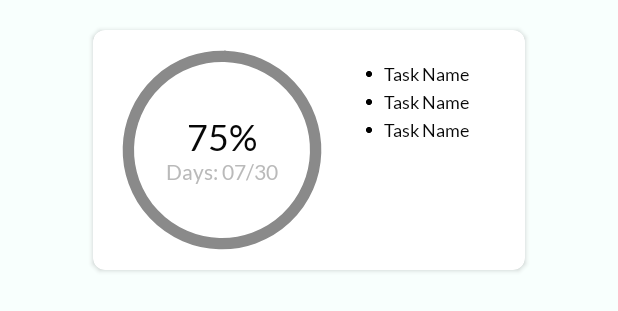
After one commit to nyanishinde/Karya, an Android app: the layout activity_monthly_overview.xml on its own in the app's theme, with its tools: preview values and no code run, on a phone screen of 412 x 824 dp. The commit adds this screen. Shown: the top 311 px of the screen. Run offline under Robolectric (Android 15) with nearby library versions, the phone set to English and light mode, and no system bars.

Commit message:
Added progress indicator

```diff
--- a/app/src/main/AndroidManifest.xml
+++ b/app/src/main/AndroidManifest.xml
@@ -13,6 +13,9 @@
         android:theme="@style/Theme.Karya"
         tools:targetApi="31">
         <activity
+            android:name=".MonthlyOverview"
+            android:exported="false" />
+        <activity
             android:name=".WeeklyGoals"
             android:exported="false" />
         <activity
--- a/app/src/main/java/com/example/karya/MainActivity.kt
+++ b/app/src/main/java/com/example/karya/MainActivity.kt
@@ -72,5 +72,8 @@ class MainActivity : AppCompatActivity() {
             startActivity(Intent(this,WeeklyGoals::class.java))
         }
 
+        //Setting the click event on graph
+        val graphLayout = findViewById<LinearLayout>(R.id.llGraph)
+
     }
 }
--- /dev/null
+++ b/app/src/main/java/com/example/karya/MonthlyOverview.kt
@@ -0,0 +1,20 @@
+package com.example.karya
+
+import android.os.Bundle
+import androidx.activity.enableEdgeToEdge
+import androidx.appcompat.app.AppCompatActivity
+import androidx.core.view.ViewCompat
+import androidx.core.view.WindowInsetsCompat
+
+class MonthlyOverview : AppCompatActivity() {
+    override fun onCreate(savedInstanceState: Bundle?) {
+        super.onCreate(savedInstanceState)
+        enableEdgeToEdge()
+        setContentView(R.layout.activity_monthly_overview)
+        ViewCompat.setOnApplyWindowInsetsListener(findViewById(R.id.main)) { v, insets ->
+            val systemBars = insets.getInsets(WindowInsetsCompat.Type.systemBars())
+            v.setPadding(systemBars.left, systemBars.top, systemBars.right, systemBars.bottom)
+            insets
+        }
+    }
+}
--- a/app/src/main/res/layout/activity_main.xml
+++ b/app/src/main/res/layout/activity_main.xml
@@ -60,7 +60,7 @@
                     android:layout_height="wrap_content"
                     app:indicatorColor="@color/primary"
                     app:indicatorSize="48dp"
-                    app:trackColor="@color/background_light"
+                    app:trackColor="@color/surface_dark"
                     app:trackThickness="2dp"
                     app:layout_constraintTop_toTopOf="parent"
                     app:layout_constraintStart_toStartOf="parent"
@@ -137,7 +137,7 @@
                     android:layout_height="wrap_content"
                     app:indicatorColor="@color/primary"
                     app:indicatorSize="48dp"
-                    app:trackColor="@color/background_light"
+                    app:trackColor="@color/surface_dark"
                     app:trackThickness="2dp"
                     app:layout_constraintTop_toTopOf="parent"
                     app:layout_constraintStart_toStartOf="parent"
@@ -215,7 +215,7 @@
                     android:layout_height="wrap_content"
                     app:indicatorColor="@color/primary"
                     app:indicatorSize="48dp"
-                    app:trackColor="@color/background_light"
+                    app:trackColor="@color/surface_dark"
                     app:trackThickness="2dp"
                     app:layout_constraintTop_toTopOf="parent"
                     app:layout_constraintStart_toStartOf="parent"
--- /dev/null
+++ b/app/src/main/res/layout/activity_monthly_overview.xml
@@ -0,0 +1,95 @@
+<?xml version="1.0" encoding="utf-8"?>
+<androidx.constraintlayout.widget.ConstraintLayout xmlns:android="http://schemas.android.com/apk/res/android"
+    xmlns:app="http://schemas.android.com/apk/res-auto"
+    xmlns:tools="http://schemas.android.com/tools"
+    android:id="@+id/main"
+    android:layout_width="match_parent"
+    android:layout_height="match_parent"
+    tools:context=".MonthlyOverview">
+
+    <androidx.cardview.widget.CardView
+        android:id="@+id/cardOverview"
+        android:layout_width="288dp"
+        android:layout_height="160dp"
+        android:layout_marginTop="20dp"
+        app:cardCornerRadius="8dp"
+        android:background="@color/white"
+        app:layout_constraintTop_toTopOf="parent"
+        app:layout_constraintStart_toStartOf="parent"
+        app:layout_constraintEnd_toEndOf="parent">
+
+        <androidx.constraintlayout.widget.ConstraintLayout
+            android:layout_width="match_parent"
+            android:layout_height="match_parent">
+
+            <androidx.constraintlayout.widget.ConstraintLayout
+                android:id="@+id/clProgressBar"
+                android:layout_width="140dp"
+                android:layout_height="140dp"
+                android:layout_marginTop="16dp"
+                android:layout_marginBottom="16dp"
+                android:layout_marginStart="16dp"
+                app:layout_constraintTop_toTopOf="parent"
+                app:layout_constraintBottom_toBottomOf="parent"
+                app:layout_constraintStart_toStartOf="parent">
+
+                <com.google.android.material.progressindicator.CircularProgressIndicator
+                    android:id="@+id/cpiOverview"
+                    android:layout_width="match_parent"
+                    android:layout_height="match_parent"
+                    app:indicatorColor="@color/primary"
+                    app:indicatorSize="140dp"
+                    app:trackColor="@color/surface_dark"
+                    app:trackThickness="8dp"
+                    app:layout_constraintTop_toTopOf="parent"
+                    app:layout_constraintTop_toBottomOf="parent"
+                    app:layout_constraintStart_toStartOf="parent"
+                    app:layout_constraintEnd_toEndOf="parent"/>
+
+                <LinearLayout
+                    android:layout_width="wrap_content"
+                    android:layout_height="wrap_content"
+                    android:orientation="vertical"
+                    android:gravity="center"
+                    app:layout_constraintTop_toTopOf="parent"
+                    app:layout_constraintStart_toStartOf="parent"
+                    app:layout_constraintEnd_toEndOf="parent"
+                    app:layout_constraintBottom_toBottomOf="parent">
+
+                    <TextView
+                        android:layout_width="wrap_content"
+                        android:layout_height="wrap_content"
+                        android:text="@string/num"
+                        android:textSize="24sp"
+                        android:textColor="@color/text_light"
+                        android:fontFamily="@font/lato_regular"/>
+                    <TextView
+                        android:layout_width="wrap_content"
+                        android:layout_height="wrap_content"
+                        android:text="@string/days_count"
+                        android:textColor="@color/text_hint"
+                        android:fontFamily="@font/lato_regular"
+                        android:layout_marginTop="0dp"/>
+
+                </LinearLayout>
+
+            </androidx.constraintlayout.widget.ConstraintLayout>
+
+            <androidx.recyclerview.widget.RecyclerView
+                android:id="@+id/rvTaskNames"
+                android:layout_width="wrap_content"
+                android:layout_height="match_parent"
+                tools:listitem="@layout/item_taskname"
+                android:layout_marginStart="20dp"
+                android:layout_marginTop="20dp"
+                android:layout_marginBottom="20dp"
+                app:layout_constraintTop_toTopOf="parent"
+                app:layout_constraintStart_toEndOf="@id/clProgressBar"
+                app:layout_constraintBottom_toBottomOf="parent"/>
+
+        </androidx.constraintlayout.widget.ConstraintLayout>
+
+
+    </androidx.cardview.widget.CardView>
+
+</androidx.constraintlayout.widget.ConstraintLayout>
--- a/app/src/main/res/layout/activity_weekly_goals.xml
+++ b/app/src/main/res/layout/activity_weekly_goals.xml
@@ -31,6 +31,7 @@
     </androidx.appcompat.widget.Toolbar>
 
     <LinearLayout
+        android:id="@+id/llSortBy"
         android:layout_width="wrap_content"
         android:layout_height="wrap_content"
         android:orientation="horizontal"
@@ -41,6 +42,7 @@
         app:layout_constraintTop_toBottomOf="@id/toolbarWeeklyGoals">
 
         <TextView
+            android:id="@+id/txtSortBy"
             android:layout_width="wrap_content"
             android:layout_height="wrap_content"
             android:text="@string/sort_by"
@@ -48,12 +50,10 @@
             android:textColor="@color/text_light"
             android:fontFamily="@font/lato_regular"/>
         <ImageView
+            android:id="@+id/imgSortBY"
             android:layout_width="32dp"
             android:layout_height="32dp"
             android:src="@drawable/arrow_down4x"/>
-
     </LinearLayout>
 
-
-
 </androidx.constraintlayout.widget.ConstraintLayout>
--- /dev/null
+++ b/app/src/main/res/layout/item_taskname.xml
@@ -0,0 +1,29 @@
+<?xml version="1.0" encoding="utf-8"?>
+<androidx.constraintlayout.widget.ConstraintLayout xmlns:android="http://schemas.android.com/apk/res/android"
+    android:layout_width="match_parent"
+    android:layout_height="wrap_content"
+    android:layout_margin="2dp"
+    xmlns:app="http://schemas.android.com/apk/res-auto">
+
+    <ImageView
+        android:id="@+id/dot"
+        android:layout_width="4dp"
+        android:layout_height="4dp"
+        android:src="@drawable/dot4x"
+        android:layout_marginStart="4dp"
+        app:layout_constraintStart_toStartOf="parent"
+        app:layout_constraintTop_toTopOf="parent"
+        app:layout_constraintBottom_toBottomOf="parent"/>
+    <TextView
+        android:id="@+id/txtTaskName"
+        android:layout_width="wrap_content"
+        android:layout_height="wrap_content"
+        android:text="@string/eg_TaskName"
+        android:fontFamily="@font/lato_regular"
+        android:textColor="@color/text_light"
+        android:textSize="12sp"
+        android:layout_marginStart="8dp"
+        app:layout_constraintTop_toTopOf="parent"
+        app:layout_constraintStart_toEndOf="@id/dot"/>
+
+</androidx.constraintlayout.widget.ConstraintLayout>
--- a/app/src/main/res/values/strings.xml
+++ b/app/src/main/res/values/strings.xml
@@ -23,4 +23,7 @@
     <string name="Delete_all">Delete all</string>
     <string name="Mark_all_completed">Mark all completed</string>
     <string name="sort_by">Sort by</string>
+    <string name="num">75%</string>
+    <string name="days_count">Days: 07/30</string>
+    <string name="eg_TaskName">Task Name</string>
 </resources>
```
Also changed, not shown: app/src/main/res/drawable/dot4x.png (added).
